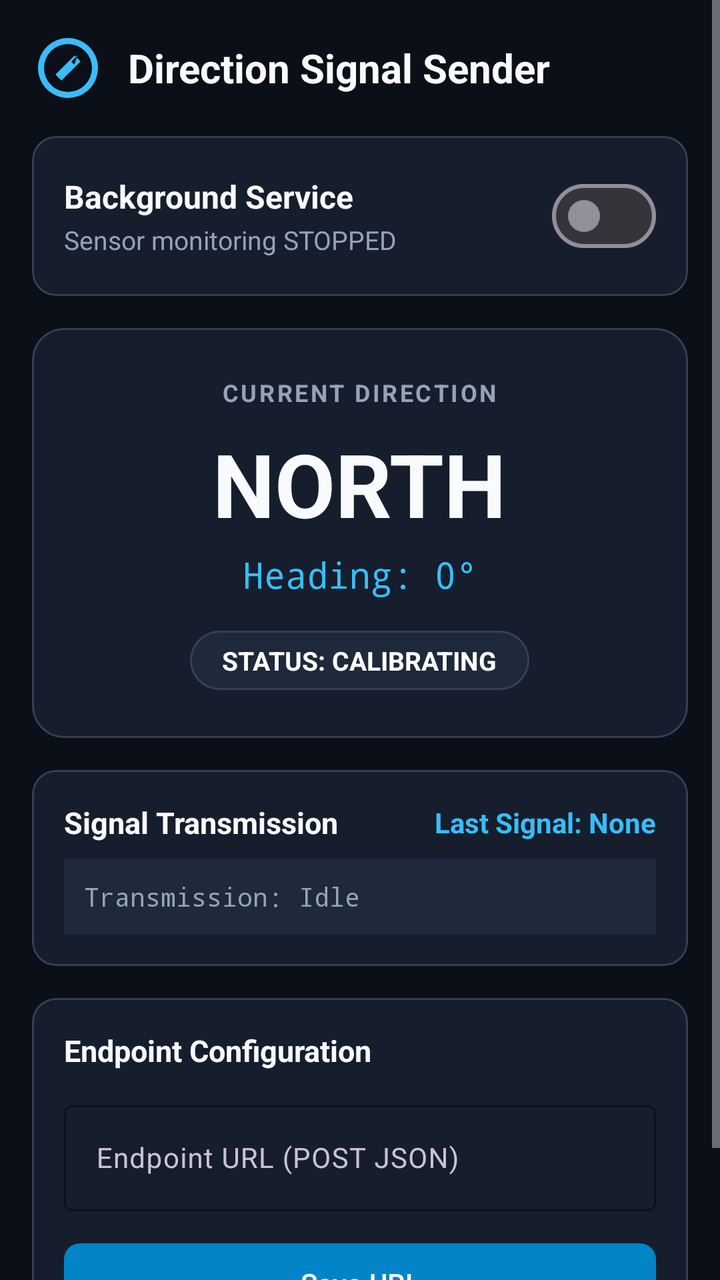
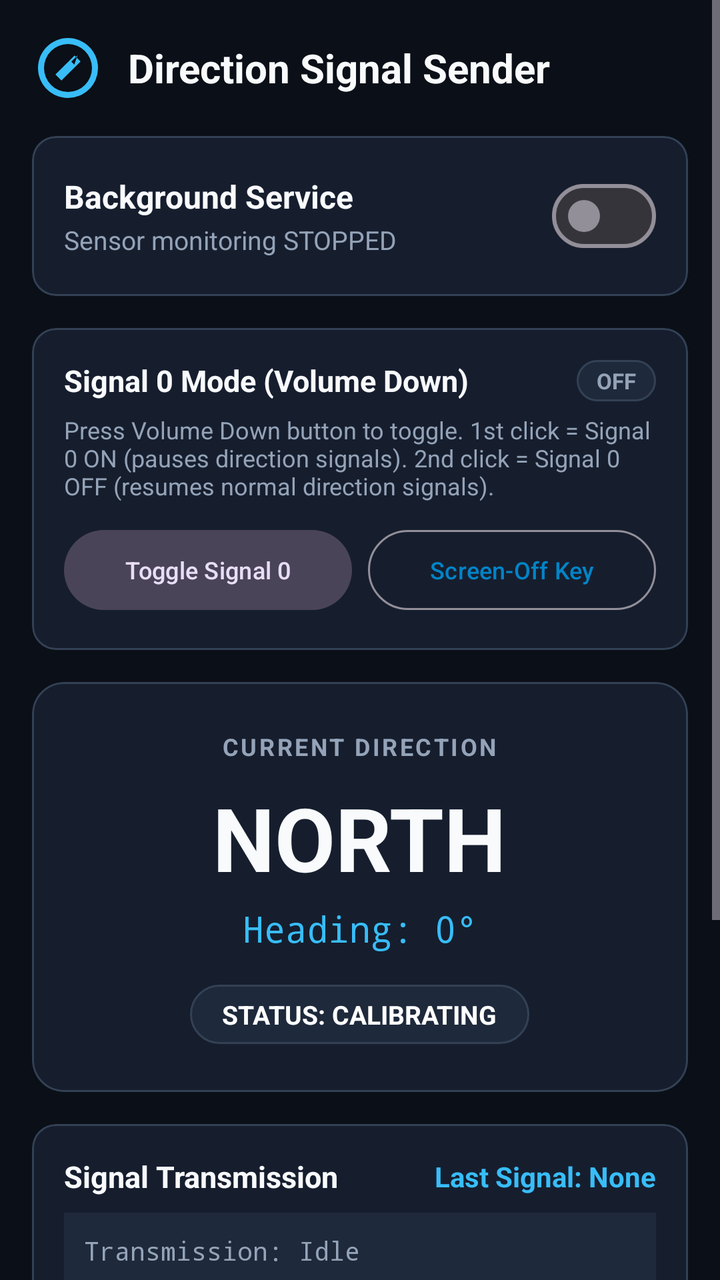

Before-and-after screenshots of an Android layout around one commit, followed by the original layout XML and the change that was made.
<!-- AndroidManifest.xml: application theme Theme.DirectionSignalSender -->
<!-- res/layout/activity_main.xml -->
<?xml version="1.0" encoding="utf-8"?>
<ScrollView xmlns:android="http://schemas.android.com/apk/res/android"
    xmlns:app="http://schemas.android.com/apk/res-auto"
    xmlns:tools="http://schemas.android.com/tools"
    android:layout_width="match_parent"
    android:layout_height="match_parent"
    android:background="@color/background"
    android:fillViewport="true">

    <LinearLayout
        android:layout_width="match_parent"
        android:layout_height="wrap_content"
        android:orientation="vertical"
        android:padding="16dp">

        
        <LinearLayout
            android:layout_width="match_parent"
            android:layout_height="wrap_content"
            android:orientation="horizontal"
            android:gravity="center_vertical"
            android:layout_marginBottom="16dp">

            <ImageView
                android:layout_width="36dp"
                android:layout_height="36dp"
                android:src="@drawable/ic_stat_compass"
                app:tint="@color/accent_light"
                android:contentDescription="@string/app_name" />

            <TextView
                android:layout_width="wrap_content"
                android:layout_height="wrap_content"
                android:layout_marginStart="12dp"
                android:text="@string/app_name"
                android:textColor="@color/text_primary"
                android:textSize="20sp"
                android:textStyle="bold" />
        </LinearLayout>

        
        <com.google.android.material.card.MaterialCardView
            android:id="@+id/cardPermissions"
            android:layout_width="match_parent"
            android:layout_height="wrap_content"
            android:layout_marginBottom="16dp"
            android:visibility="gone"
            app:cardBackgroundColor="@color/surface_variant"
            app:strokeColor="@color/status_moving"
            app:strokeWidth="1dp"
            app:cardCornerRadius="12dp">

            <LinearLayout
                android:layout_width="match_parent"
                android:layout_height="wrap_content"
                android:orientation="vertical"
                android:padding="12dp">

                <TextView
                    android:layout_width="wrap_content"
                    android:layout_height="wrap_content"
                    android:text="@string/permissions_title"
                    android:textColor="@color/status_moving"
                    android:textStyle="bold"
                    android:textSize="14sp" />

                <TextView
                    android:id="@+id/tvPermissionExplanation"
                    android:layout_width="wrap_content"
                    android:layout_height="wrap_content"
                    android:layout_marginTop="4dp"
                    android:text="Some background permissions are required for continuous screen-off operation."
                    android:textColor="@color/text_secondary"
                    android:textSize="12sp" />

                <LinearLayout
                    android:layout_width="match_parent"
                    android:layout_height="wrap_content"
                    android:layout_marginTop="8dp"
                    android:orientation="horizontal">

                    <com.google.android.material.button.MaterialButton
                        android:id="@+id/btnNotificationPermission"
                        style="@style/Widget.Material3.Button.TonalButton"
                        android:layout_width="0dp"
                        android:layout_height="wrap_content"
                        android:layout_weight="1"
                        android:layout_marginEnd="4dp"
                        android:text="Notification"
                        android:textSize="11sp" />

                    <com.google.android.material.button.MaterialButton
                        android:id="@+id/btnBatteryOptimization"
                        style="@style/Widget.Material3.Button.TonalButton"
                        android:layout_width="0dp"
                        android:layout_height="wrap_content"
                        android:layout_weight="1"
                        android:layout_marginStart="4dp"
                        android:text="Battery Saver"
                        android:textSize="11sp" />
                </LinearLayout>
            </LinearLayout>
        </com.google.android.material.card.MaterialCardView>

        
        <com.google.android.material.card.MaterialCardView
            android:layout_width="match_parent"
            android:layout_height="wrap_content"
            android:layout_marginBottom="16dp"
            app:cardBackgroundColor="@color/surface"
            app:strokeColor="@color/card_border"
            app:strokeWidth="1dp"
            app:cardCornerRadius="12dp">

            <LinearLayout
                android:layout_width="match_parent"
                android:layout_height="wrap_content"
                android:orientation="horizontal"
                android:gravity="center_vertical"
                android:padding="16dp">

                <LinearLayout
                    android:layout_width="0dp"
                    android:layout_height="wrap_content"
                    android:layout_weight="1"
                    android:orientation="vertical">

                    <TextView
                        android:layout_width="wrap_content"
                        android:layout_height="wrap_content"
                        android:text="@string/background_service"
                        android:textColor="@color/text_primary"
                        android:textSize="16sp"
                        android:textStyle="bold" />

                    <TextView
                        android:id="@+id/tvServiceStatus"
                        android:layout_width="wrap_content"
                        android:layout_height="wrap_content"
                        android:layout_marginTop="2dp"
                        android:text="@string/service_stopped"
                        android:textColor="@color/text_secondary"
                        android:textSize="13sp" />
                </LinearLayout>

                <com.google.android.material.materialswitch.MaterialSwitch
                    android:id="@+id/switchBackgroundService"
                    android:layout_width="wrap_content"
                    android:layout_height="wrap_content" />
            </LinearLayout>
        </com.google.android.material.card.MaterialCardView>

        
        <com.google.android.material.card.MaterialCardView
            android:layout_width="match_parent"
            android:layout_height="wrap_content"
            android:layout_marginBottom="16dp"
            app:cardBackgroundColor="@color/surface"
            app:strokeColor="@color/card_border"
            app:strokeWidth="1dp"
            app:cardCornerRadius="16dp">

            <LinearLayout
                android:layout_width="match_parent"
                android:layout_height="wrap_content"
                android:orientation="vertical"
                android:gravity="center_horizontal"
                android:padding="24dp">

                <TextView
                    android:layout_width="wrap_content"
                    android:layout_height="wrap_content"
                    android:text="@string/current_direction"
                    android:textColor="@color/text_secondary"
                    android:letterSpacing="0.1"
                    android:textSize="12sp"
                    android:textStyle="bold" />

                <TextView
                    android:id="@+id/tvCurrentDirection"
                    android:layout_width="wrap_content"
                    android:layout_height="wrap_content"
                    android:layout_marginTop="8dp"
                    android:text="NORTH"
                    android:textColor="@color/text_primary"
                    android:textSize="44sp"
                    android:textStyle="bold" />

                <TextView
                    android:id="@+id/tvCurrentHeading"
                    android:layout_width="wrap_content"
                    android:layout_height="wrap_content"
                    android:layout_marginTop="4dp"
                    android:text="Heading: 0°"
                    android:textColor="@color/accent_light"
                    android:textSize="18sp"
                    android:fontFamily="monospace" />

                
                <TextView
                    android:id="@+id/tvMotionStatus"
                    android:layout_width="wrap_content"
                    android:layout_height="wrap_content"
                    android:layout_marginTop="16dp"
                    android:paddingHorizontal="16dp"
                    android:paddingVertical="6dp"
                    android:text="STATUS: CALIBRATING"
                    android:textColor="#FFFFFF"
                    android:background="@drawable/bg_status_badge"
                    android:textSize="13sp"
                    android:textStyle="bold" />
            </LinearLayout>
        </com.google.android.material.card.MaterialCardView>

        
        <com.google.android.material.card.MaterialCardView
            android:layout_width="match_parent"
            android:layout_height="wrap_content"
            android:layout_marginBottom="16dp"
            app:cardBackgroundColor="@color/surface"
            app:strokeColor="@color/card_border"
            app:strokeWidth="1dp"
            app:cardCornerRadius="12dp">

            <LinearLayout
                android:layout_width="match_parent"
                android:layout_height="wrap_content"
                android:orientation="vertical"
                android:padding="16dp">

                <LinearLayout
                    android:layout_width="match_parent"
                    android:layout_height="wrap_content"
                    android:orientation="horizontal"
                    android:gravity="center_vertical">

                    <TextView
                        android:layout_width="0dp"
                        android:layout_height="wrap_content"
                        android:layout_weight="1"
                        android:text="Signal Transmission"
                        android:textColor="@color/text_primary"
                        android:textSize="15sp"
                        android:textStyle="bold" />

                    <TextView
                        android:id="@+id/tvLastSignal"
                        android:layout_width="wrap_content"
                        android:layout_height="wrap_content"
                        android:text="Last Signal: None"
                        android:textColor="@color/accent_light"
                        android:textStyle="bold"
                        android:textSize="14sp" />
                </LinearLayout>

                <TextView
                    android:id="@+id/tvTransmissionStatus"
                    android:layout_width="match_parent"
                    android:layout_height="wrap_content"
                    android:layout_marginTop="8dp"
                    android:padding="10dp"
                    android:background="@color/surface_variant"
                    android:text="Transmission: Idle"
                    android:textColor="@color/text_secondary"
                    android:fontFamily="monospace"
                    android:textSize="13sp" />
            </LinearLayout>
        </com.google.android.material.card.MaterialCardView>

        
        <com.google.android.material.card.MaterialCardView
            android:layout_width="match_parent"
            android:layout_height="wrap_content"
            android:layout_marginBottom="16dp"
            app:cardBackgroundColor="@color/surface"
            app:strokeColor="@color/card_border"
            app:strokeWidth="1dp"
            app:cardCornerRadius="12dp">

            <LinearLayout
                android:layout_width="match_parent"
                android:layout_height="wrap_content"
                android:orientation="vertical"
                android:padding="16dp">

                <TextView
                    android:layout_width="wrap_content"
                    android:layout_height="wrap_content"
                    android:text="@string/endpoint_configuration"
                    android:textColor="@color/text_primary"
                    android:textSize="15sp"
                    android:textStyle="bold" />

                <com.google.android.material.textfield.TextInputLayout
                    android:id="@+id/tilEndpoint"
                    android:layout_width="match_parent"
                    android:layout_height="wrap_content"
                    android:layout_marginTop="12dp"
                    android:hint="Endpoint URL (POST JSON)"
                    app:boxStrokeColor="@color/accent"
                    app:hintTextColor="@color/accent">

                    <com.google.android.material.textfield.TextInputEditText
                        android:id="@+id/etEndpointUrl"
                        android:layout_width="match_parent"
                        android:layout_height="wrap_content"
                        android:inputType="textUri"
                        android:textColor="@color/text_primary"
                        android:textSize="14sp" />
                </com.google.android.material.textfield.TextInputLayout>

                <com.google.android.material.button.MaterialButton
                    android:id="@+id/btnSaveUrl"
                    android:layout_width="match_parent"
                    android:layout_height="wrap_content"
                    android:layout_marginTop="12dp"
                    android:text="@string/save_url"
                    app:cornerRadius="8dp" />
            </LinearLayout>
        </com.google.android.material.card.MaterialCardView>

    </LinearLayout>
</ScrollView>
<!-- resources referenced by this layout -->
<resources>
  <color name="accent">#0284C7</color>
  <color name="accent_light">#38BDF8</color>
  <color name="background">#0B0F17</color>
  <color name="card_border">#334155</color>
  <color name="status_moving">#F59E0B</color>
  <color name="surface">#161E2E</color>
  <color name="surface_variant">#1E293B</color>
  <color name="text_primary">#F8FAFC</color>
  <color name="text_secondary">#94A3B8</color>
  <!-- drawable bg_status_badge (drawable) -->
  <?xml version="1.0" encoding="utf-8"?>
  <shape xmlns:android="http://schemas.android.com/apk/res/android"
      android:shape="rectangle">
      <solid android:color="@color/surface_variant" />
      <corners android:radius="20dp" />
      <stroke android:width="1dp" android:color="@color/card_border" />
  </shape>
  <!-- drawable ic_stat_compass (drawable) -->
  <vector xmlns:android="http://schemas.android.com/apk/res/android"
      android:width="24dp"
      android:height="24dp"
      android:viewportWidth="24"
      android:viewportHeight="24">
      <path
          android:fillColor="#FFFFFF"
          android:pathData="M12,2A10,10 0,0 0,2 12A10,10 0,0 0,12 22A10,10 0,0 0,22 12A10,10 0,0 0,12 2M12,4A8,8 0,0 1,20 12A8,8 0,0 1,12 20A8,8 0,0 1,4 12A8,8 0,0 1,12 4M14.19,7.81L7.81,14.19L9.81,16.19L16.19,9.81L14.19,7.81M14.1,10.9L13.1,9.9L15.2,7.8L14.1,10.9Z"/>
  </vector>
  <string name="app_name">Direction Signal Sender</string>
  <string name="background_service">Background Service</string>
  <string name="current_direction">CURRENT DIRECTION</string>
  <string name="endpoint_configuration">Endpoint Configuration</string>
  <string name="permissions_title">System Permissions</string>
  <string name="save_url">Save URL</string>
  <string name="service_stopped">Sensor monitoring STOPPED</string>
  <style name="Theme.DirectionSignalSender" parent="Theme.Material3.Dark.NoActionBar">
          <item name="colorPrimary">@color/accent</item>
          <item name="colorOnPrimary">#FFFFFF</item>
          <item name="android:windowBackground">@color/background</item>
          <item name="android:statusBarColor">@color/primary_dark</item>
          <item name="android:navigationBarColor">@color/primary_dark</item>
      </style>
  <color name="primary_dark">#0F172A</color>
</resources>

<!-- the commit's change to res/layout/activity_main.xml (unified diff, before → after) -->
@@ -152,6 +152,88 @@
 
         
         <com.google.android.material.card.MaterialCardView
+            android:id="@+id/cardSignalZero"
+            android:layout_width="match_parent"
+            android:layout_height="wrap_content"
+            android:layout_marginBottom="16dp"
+            app:cardBackgroundColor="@color/surface"
+            app:strokeColor="@color/card_border"
+            app:strokeWidth="1dp"
+            app:cardCornerRadius="12dp">
+
+            <LinearLayout
+                android:layout_width="match_parent"
+                android:layout_height="wrap_content"
+                android:orientation="vertical"
+                android:padding="16dp">
+
+                <LinearLayout
+                    android:layout_width="match_parent"
+                    android:layout_height="wrap_content"
+                    android:orientation="horizontal"
+                    android:gravity="center_vertical">
+
+                    <TextView
+                        android:layout_width="0dp"
+                        android:layout_height="wrap_content"
+                        android:layout_weight="1"
+                        android:text="@string/signal_zero_title"
+                        android:textColor="@color/text_primary"
+                        android:textSize="15sp"
+                        android:textStyle="bold" />
+
+                    <TextView
+                        android:id="@+id/tvSignalZeroBadge"
+                        android:layout_width="wrap_content"
+                        android:layout_height="wrap_content"
+                        android:paddingHorizontal="10dp"
+                        android:paddingVertical="3dp"
+                        android:text="OFF"
+                        android:textColor="@color/text_secondary"
+                        android:background="@drawable/bg_status_badge"
+                        android:textSize="11sp"
+                        android:textStyle="bold" />
+                </LinearLayout>
+
+                <TextView
+                    android:layout_width="wrap_content"
+                    android:layout_height="wrap_content"
+                    android:layout_marginTop="6dp"
+                    android:text="@string/signal_zero_desc"
+                    android:textColor="@color/text_secondary"
+                    android:textSize="12sp" />
+
+                <LinearLayout
+                    android:layout_width="match_parent"
+                    android:layout_height="wrap_content"
+                    android:layout_marginTop="10dp"
+                    android:orientation="horizontal">
+
+                    <com.google.android.material.button.MaterialButton
+                        android:id="@+id/btnToggleSignalZero"
+                        style="@style/Widget.Material3.Button.TonalButton"
+                        android:layout_width="0dp"
+                        android:layout_height="wrap_content"
+                        android:layout_weight="1"
+                        android:layout_marginEnd="4dp"
+                        android:text="Toggle Signal 0"
+                        android:textSize="12sp" />
+
+                    <com.google.android.material.button.MaterialButton
+                        android:id="@+id/btnAccessibilitySettings"
+                        style="@style/Widget.Material3.Button.OutlinedButton"
+                        android:layout_width="0dp"
+                        android:layout_height="wrap_content"
+                        android:layout_weight="1"
+                        android:layout_marginStart="4dp"
+                        android:text="Screen-Off Key"
+                        android:textSize="12sp" />
+                </LinearLayout>
+            </LinearLayout>
+        </com.google.android.material.card.MaterialCardView>
+
+        
+        <com.google.android.material.card.MaterialCardView
             android:layout_width="match_parent"
             android:layout_height="wrap_content"
             android:layout_marginBottom="16dp"
<!-- resource entries referenced after the edit -->
@@ -34,6 +34,8 @@
   <string name="permissions_title">System Permissions</string>
   <string name="save_url">Save URL</string>
   <string name="service_stopped">Sensor monitoring STOPPED</string>
+  <string name="signal_zero_desc">Press Volume Down button to toggle. 1st click = Signal 0 ON (pauses direction signals). 2nd click = Signal 0 OFF (resumes normal direction signals).</string>
+  <string name="signal_zero_title">Signal 0 Mode (Volume Down)</string>
   <style name="Theme.DirectionSignalSender" parent="Theme.Material3.Dark.NoActionBar">
           <item name="colorPrimary">@color/accent</item>
           <item name="colorOnPrimary">#FFFFFF</item>
